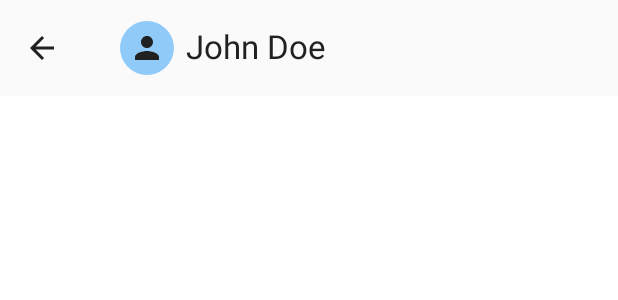
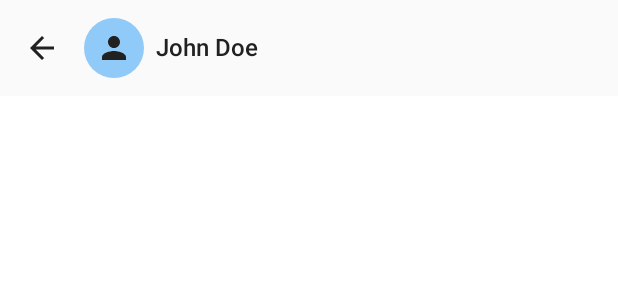
Before and after one commit to df-cruz/talkie, an Android app built with Jetpack Compose: the @Preview function ChatTopBarPreview, on a phone screen of 412 x 824 dp. Shown: the top 300 px of the screen. Run offline under Robolectric (Android 15) with nearby library versions, the phone set to English and light mode, and no system bars.

Commit message:
improved components UI

```diff
--- a/app/src/main/java/com/dfcruz/talkie/feature/chat/Bubble.kt
+++ b/app/src/main/java/com/dfcruz/talkie/feature/chat/Bubble.kt
@@ -26,7 +26,7 @@ fun Bubble(
         border = null
     ) {
         Box(
-            modifier = Modifier.padding(vertical = 8.dp, horizontal = 16.dp)
+            modifier = Modifier.padding(vertical = 8.dp, horizontal = 12.dp)
         ) {
             content()
         }
--- a/app/src/main/java/com/dfcruz/talkie/feature/chat/ChatTopBar.kt
+++ b/app/src/main/java/com/dfcruz/talkie/feature/chat/ChatTopBar.kt
@@ -27,14 +27,13 @@ fun ChatTopBar(avatarImage: String?, title: String?, onBackPressed: () -> Unit)
                 modifier = Modifier.fillMaxWidth(),
                 verticalAlignment = Alignment.CenterVertically,
             ) {
-                Spacer(Modifier.width(24.dp))
 
-                TalkieAvatar(size = 36.dp)
+                TalkieAvatar(size = 40.dp)
 
                 Spacer(Modifier.width(8.dp))
 
                 title?.let {
-                    TalkieText(text = title)
+                    TalkieText(text = title, style = TalkieTheme.typography.titleMedium)
                 }
             }
         },
```
Also changed, not shown: app/src/main/java/com/dfcruz/talkie/feature/chat/ChatScreen.kt (+18 -6 lines).
